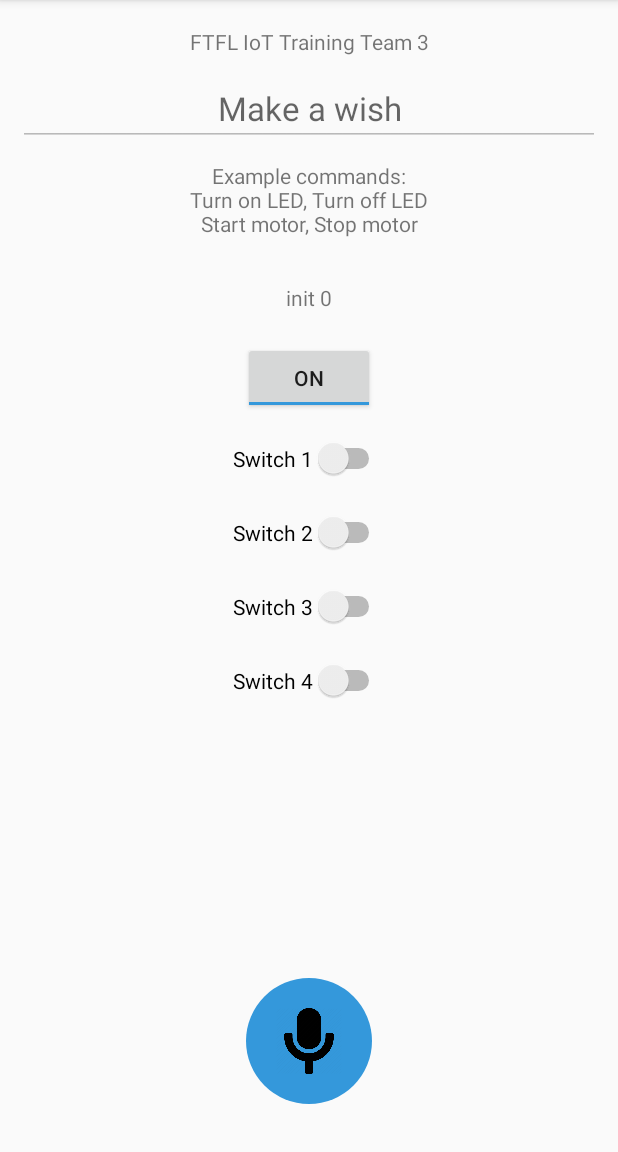
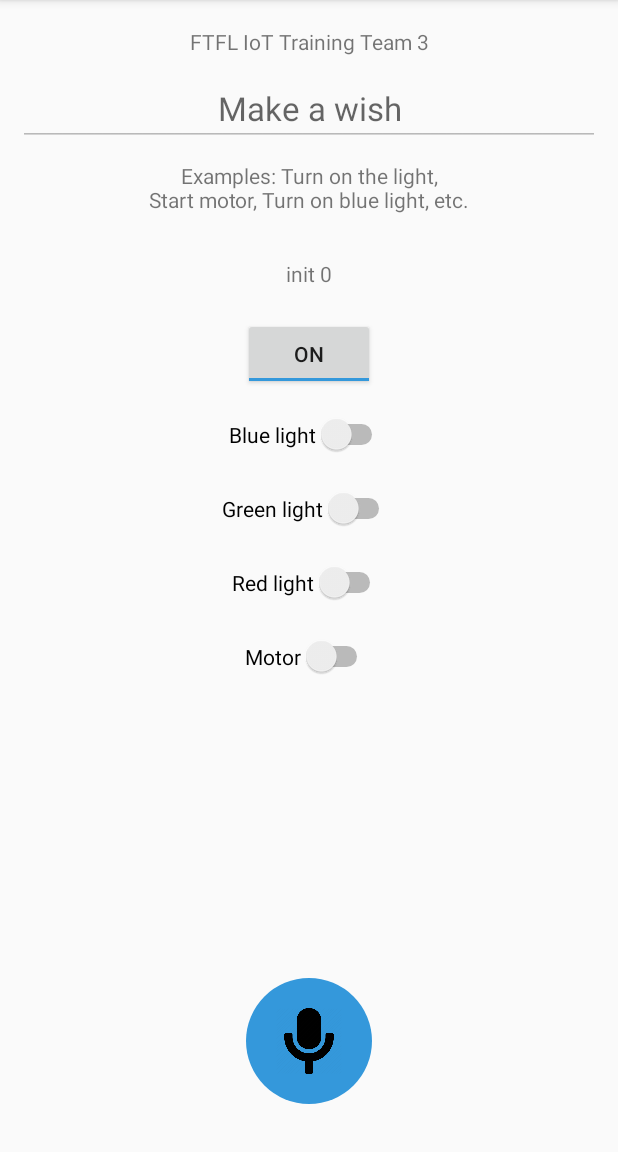
Before and after one commit to sohelaman/home-genie-android, an Android app: the screen it shows after launch (MainActivity), on a phone screen of 412 x 824 dp, the part 84-1236 px from its top. Run offline under Robolectric (Android 15) with nearby library versions, the phone set to English and light mode, and no system bars; libraries missing offline, so code that uses them is left out: org.eclipse.paho; 11 statements that could not run were skipped.

Commit message:
Command sentences updates.

```diff
--- a/app/build.gradle
+++ b/app/build.gradle
@@ -8,8 +8,8 @@ android {
         applicationId "dev.sohel.homegenie"
         minSdkVersion 19
         targetSdkVersion 30
-        versionCode 1
-        versionName "1.0"
+        versionCode 101
+        versionName "1.01"
 
         testInstrumentationRunner "androidx.test.runner.AndroidJUnitRunner"
     }
--- a/app/src/main/java/dev/sohel/homegenie/classes/MqttHelper.java
+++ b/app/src/main/java/dev/sohel/homegenie/classes/MqttHelper.java
@@ -14,7 +14,8 @@ import org.eclipse.paho.client.mqttv3.persist.MemoryPersistence;
 
 public class MqttHelper {
 
-    final String mqttServerUri = "tcp://mqtt.eclipse.org:1883";
+    final String mqttServerUri = "tcp://157.230.30.178:1883";
+    // final String mqttServerUri = "tcp://mqtt.eclipse.org:1883";
     final String clientId = "ftflteam3homeauto";
     final String topic = "topic/ftflteam3/general";
 
--- a/app/src/main/res/layout/activity_main.xml
+++ b/app/src/main/res/layout/activity_main.xml
@@ -66,7 +66,7 @@
         android:layout_marginRight="100dp"
         android:paddingTop="20dp"
         android:paddingBottom="10dp"
-        android:text="Switch 1" />
+        android:text="Blue light" />
 
     <Switch
         android:id="@+id/switch2"
@@ -78,7 +78,7 @@
         android:layout_marginRight="100dp"
         android:paddingTop="20dp"
         android:paddingBottom="10dp"
-        android:text="Switch 2" />
+        android:text="Green light" />
 
     <Switch
         android:id="@+id/switch3"
@@ -90,7 +90,7 @@
         android:layout_marginRight="100dp"
         android:paddingTop="20dp"
         android:paddingBottom="10dp"
-        android:text="Switch 3" />
+        android:text="Red light" />
 
     <Switch
         android:id="@+id/switch4"
@@ -102,7 +102,7 @@
         android:layout_marginRight="100dp"
         android:paddingTop="20dp"
         android:paddingBottom="10dp"
-        android:text="Switch 4" />
+        android:text="Motor" />
 
     <ImageButton
         android:id="@+id/recordButton"
--- a/app/src/main/res/values/strings.xml
+++ b/app/src/main/res/values/strings.xml
@@ -3,5 +3,5 @@
     <string name="command_hint">Make a wish</string>
     <string name="record_button_desc">Record button</string>
     <string name="team_info">FTFL IoT Training Team 3</string>
-    <string name="available_commands">Example commands:\nTurn on LED, Turn off LED\nStart motor, Stop motor</string>
+    <string name="available_commands">Examples: Turn on the light,\nStart motor, Turn on blue light, etc.</string>
 </resources>
```
Also changed, not shown: app/src/main/java/dev/sohel/homegenie/classes/SpeechHelper.java (+30 -8 lines).
